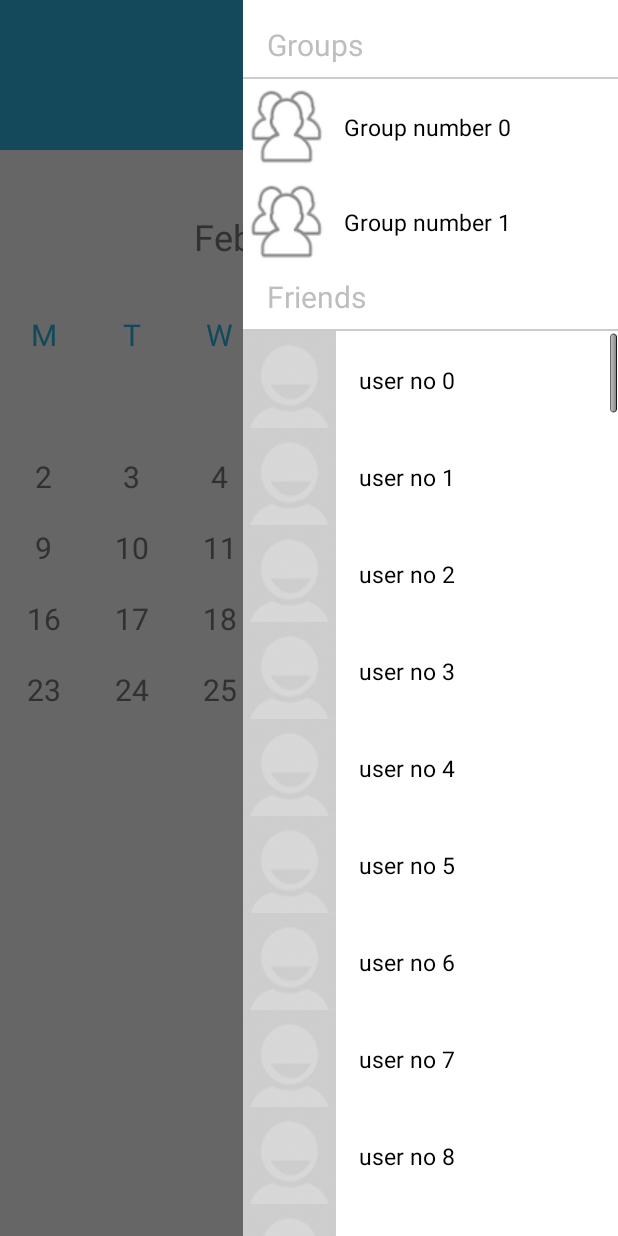
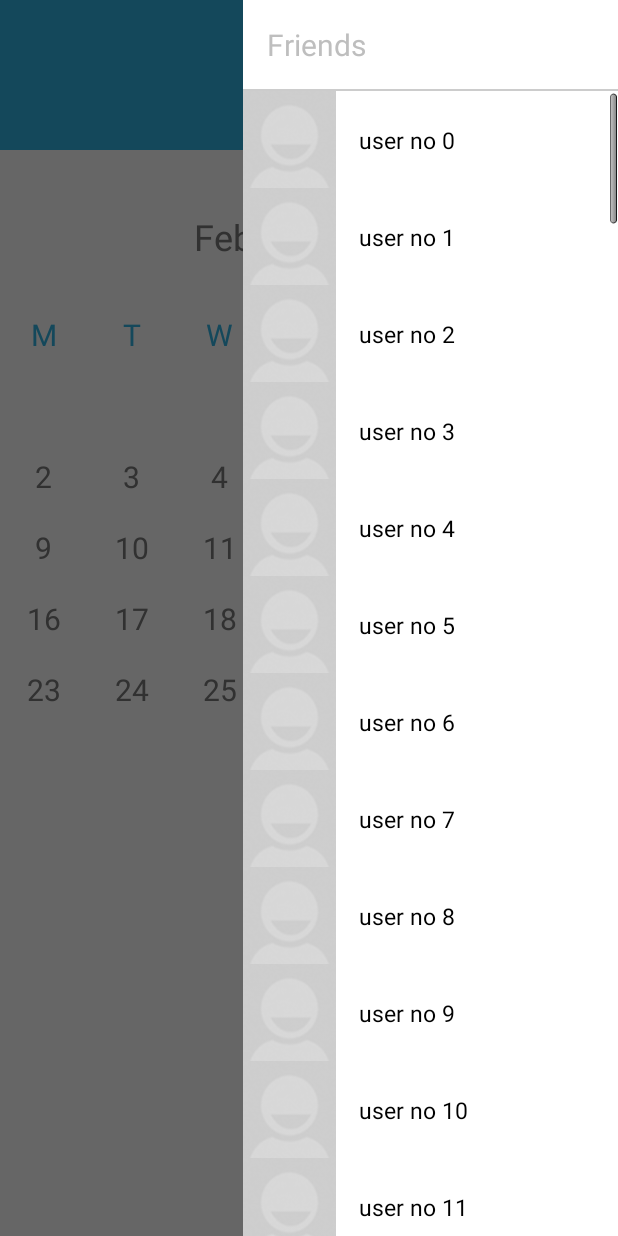
Before and after one commit to ziggyzaggy/schedulator, an Android app: the CalendarView screen opened directly, with no data from a screen before it, with the side drawer open, on a phone screen of 412 x 824 dp. Run offline under Robolectric (Android 15) with nearby library versions, the phone set to English and light mode, and no system bars; 3 statements that could not run were skipped.

Commit message:
show/hide groups/friends

```diff
--- a/app/src/main/java/ADAPTERS/GroupsAdapter.java
+++ b/app/src/main/java/ADAPTERS/GroupsAdapter.java
@@ -24,7 +24,7 @@ public class GroupsAdapter extends BaseAdapter {
     public GroupsAdapter(Context c) {
         groups = new ArrayList<>();
         mContext = c;
-        makeGroups(2);
+        makeGroups(10);
 
     }
 
--- a/app/src/main/java/com/examples/android/calendar/CalendarView.java
+++ b/app/src/main/java/com/examples/android/calendar/CalendarView.java
@@ -79,6 +79,11 @@ public class CalendarView extends Activity {
     private ArrayList<Integer> curSelectedFriends;
     private DrawerLayout mDrawerLayout;
     private ListView mRightDrawerList;
+    private TextView mGroupsTV;
+    private TextView mFriendsTV;
+
+    private LinearLayout mRightDrawerGroupContainer;
+    private LinearLayout mRightDrawerFriendContainer;
     static final int MIN_DISTANCE = 150;
 
 	public void onCreate(Bundle savedInstanceState) {
@@ -90,11 +95,18 @@ public class CalendarView extends Activity {
         mDrawerLayout = (DrawerLayout) findViewById(R.id.friends_drawer);
         isRightDrawerOpened = false;
 
+        mRightDrawerGroupContainer = (LinearLayout) findViewById(R.id.groupsContainer);
+        mRightDrawerFriendContainer = (LinearLayout) findViewById(R.id.drawerFriendContainer);
+        mGroupsTV = (TextView) findViewById(R.id.groupsTV);
+        mFriendsTV = (TextView) findViewById(R.id.friendsTV);
+
         curSelectedFriends = new ArrayList<>();
 
         final Animation animFromRight = AnimationUtils.loadAnimation(getApplicationContext(), R.anim.from_right);
         final Animation animFromLeft = AnimationUtils.loadAnimation(getApplicationContext(), R.anim.from_left);
         final Animation animFromLeftLesser = AnimationUtils.loadAnimation(getApplicationContext(), R.anim.from_left_lesser);
+        final Animation animScaleUp = AnimationUtils.loadAnimation(getApplicationContext(), R.anim.expand_height_width);
+        final Animation animScaleDown = AnimationUtils.loadAnimation(getApplicationContext(), R.anim.collapse_height_width);
 
         titleText  = (TextView) findViewById(R.id.title);
 
@@ -108,7 +120,7 @@ public class CalendarView extends Activity {
         mRightDrawerList = (ListView) findViewById(R.id.right_drawer);
 	    mRightDrawerList.setAdapter(friendAdapter);
 
-        ListView mRightGroupsDrawerList = (ListView) findViewById((R.id.right_drawer_groups));
+        final ListView mRightGroupsDrawerList = (ListView) findViewById((R.id.right_drawer_groups));
         mRightGroupsDrawerList.setAdapter(gAdapter);
 
 	    final GridView gridview = (GridView) findViewById(R.id.gridview);
@@ -126,11 +138,27 @@ public class CalendarView extends Activity {
             e.printStackTrace();
         }
 
+        mFriendsTV.setOnClickListener(new OnClickListener() {
+            @Override
+            public void onClick(View v) {
+
+                mRightDrawerGroupContainer.setVisibility(View.VISIBLE);
+                mRightDrawerGroupContainer.startAnimation(animScaleUp);
+            }
+        });
+
+        mGroupsTV.setOnClickListener(new OnClickListener() {
+            @Override
+            public void onClick(View v) {
+                mRightDrawerFriendContainer.startAnimation(animScaleUp);
+                mRightDrawerGroupContainer.setVisibility(View.GONE);
+            }
+        });
+
 
 		gridview.setOnItemClickListener(new OnItemClickListener() {
 		    public void onItemClick(AdapterView<?> parent, View v, int position, long id) {
                 TextView date = (TextView)v.findViewById(R.id.date);
-
 
                 String dateText = date.getText().toString();
                 boolean isNum = Utils.intTryParse(dateText);
@@ -349,10 +377,13 @@ public class CalendarView extends Activity {
                 if(mLastFirstVisibleItem<firstVisibleItem)
                 {
                    //TODO: Do something on scroll down
+
                 }
                 if(mLastFirstVisibleItem>firstVisibleItem)
                 {
-                    //TODO: do something on scroll up
+
+                    //scroll up
+
                 }
                 mLastFirstVisibleItem=firstVisibleItem;
 
--- /dev/null
+++ b/app/src/main/res/anim/collapse_height_width.xml
@@ -0,0 +1,13 @@
+<?xml version="1.0" encoding="utf-8"?>
+<set xmlns:android="http://schemas.android.com/apk/res/android" >
+
+    <scale
+        android:duration="200"
+        android:fromXScale="1.0"
+        android:fromYScale="1.0"
+        android:pivotX="50%"
+        android:pivotY="100%"
+        android:toXScale="0.0"
+        android:toYScale="0.0" />
+
+</set>
--- /dev/null
+++ b/app/src/main/res/anim/expand_height_width.xml
@@ -0,0 +1,13 @@
+<?xml version="1.0" encoding="utf-8"?>
+<set xmlns:android="http://schemas.android.com/apk/res/android" >
+
+    <scale
+        android:duration="200"
+        android:fromXScale="1.0"
+        android:fromYScale="0.0"
+        android:pivotX="50%"
+        android:pivotY="100%"
+        android:toXScale="1.0"
+        android:toYScale="1.0" />
+
+</set>
--- a/app/src/main/res/layout/calendar.xml
+++ b/app/src/main/res/layout/calendar.xml
@@ -169,20 +169,30 @@
         android:layout_gravity="end"
         android:orientation="vertical"
         android:background="@color/friendsDrawerColor"
+        android:weightSum="2"
         >
+        <LinearLayout
+            android:id="@+id/groupsContainer"
+            android:layout_width="match_parent"
+            android:layout_height="wrap_content"
+            android:orientation="vertical"
+            android:visibility="gone"
+            >
         <TextView
+            android:id="@+id/groupsTV"
             android:layout_width="match_parent"
             android:layout_height="wrap_content"
             android:text="Groups"
             android:textSize="20sp"
             android:layout_marginLeft="16dp"
             android:layout_marginTop="16dp"
+
             />
         <View
             android:layout_width="fill_parent"
             android:layout_height="1dp"
             android:background="#ccc"
-            android:layout_marginTop="8dp"
+            android:layout_marginTop="16dp"
             />
 
         <ListView
@@ -191,27 +201,41 @@
             android:layout_height="wrap_content"
             android:choiceMode="singleChoice"
             android:listSelector="@color/mainBlue"
+            android:cacheColorHint="@android:color/transparent"
             android:drawSelectorOnTop="false"
             android:divider="@color/mainGrayText"
             android:dividerHeight="0dp"
             android:layout_gravity="end"
+            android:fadingEdge="none"
+            android:fadingEdgeLength="0dp"
 
             />
 
+        </LinearLayout>
+
+        <LinearLayout
+            android:id="@+id/drawerFriendContainer"
+            android:layout_width="match_parent"
+            android:layout_height="fill_parent"
+            android:orientation="vertical"
+
+            >
+
 
     <TextView
+        android:id="@+id/friendsTV"
         android:layout_width="match_parent"
         android:layout_height="wrap_content"
         android:text="Friends"
         android:textSize="20sp"
-        android:layout_marginTop="4dp"
+        android:layout_marginTop="16dp"
         android:layout_marginLeft="16dp"
         />
         <View
             android:layout_width="fill_parent"
             android:layout_height="1dp"
             android:background="#ccc"
-            android:layout_marginTop="8dp"
+            android:layout_marginTop="16dp"
             />
 
     <ListView
@@ -228,6 +252,7 @@
         android:fadingEdge="none"
         android:fadingEdgeLength="0dp"
         />
+        </LinearLayout>
     </LinearLayout>
 
 </android.support.v4.widget.DrawerLayout>
--- a/app/src/main/res/layout/group_list_item.xml
+++ b/app/src/main/res/layout/group_list_item.xml
@@ -8,6 +8,7 @@
     <LinearLayout
         android:layout_width="match_parent"
         android:layout_height="match_parent"
+
         >
         <TextView
             android:id="@+id/avatarTV"
```
Also changed, not shown: 1 other file.
